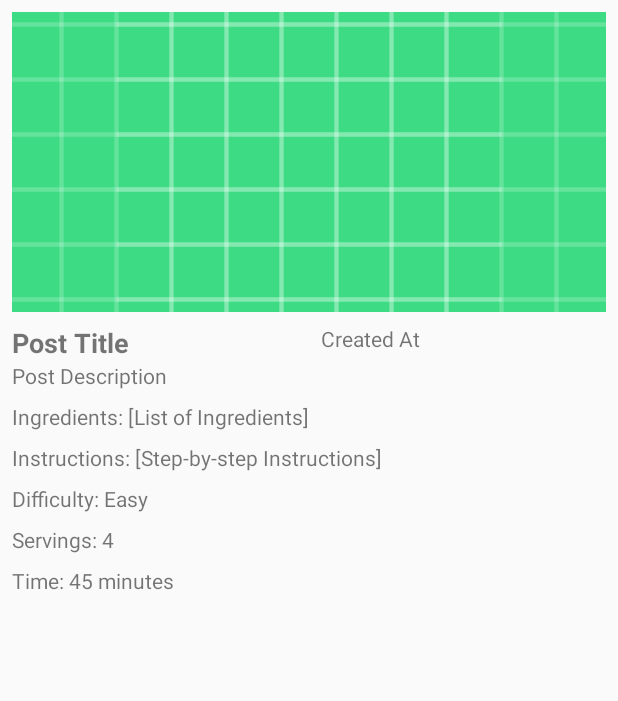
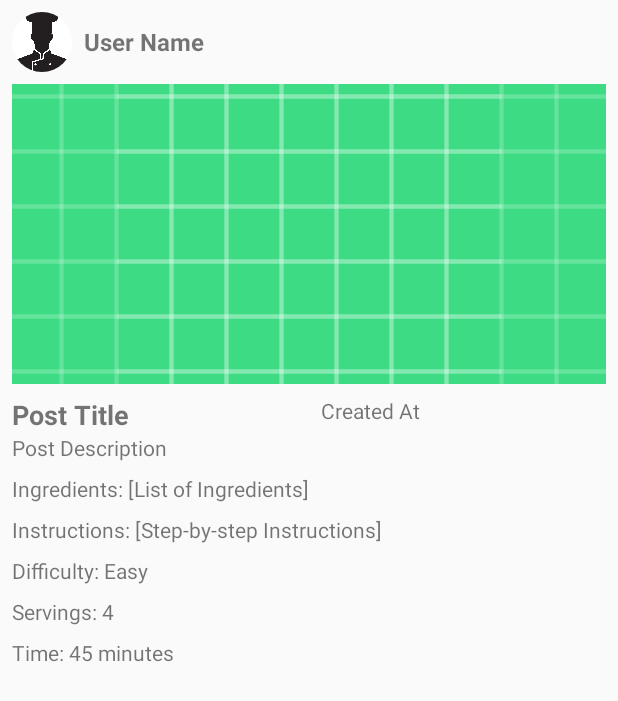
Before and after one commit to Nickes10/TheCookApp, an Android app: the layout item_post.xml on its own in the app's theme, with its tools: preview values and no code run, on a phone screen of 412 x 824 dp. Shown: the top 701 px of the screen. Run offline under Robolectric (Android 15) with nearby library versions, the phone set to English and light mode, and no system bars.

Commit message:
update showed post by following, add imageprofile and fullname

```diff
--- a/app/src/main/res/layout/item_post.xml
+++ b/app/src/main/res/layout/item_post.xml
@@ -5,6 +5,32 @@
     android:layout_height="wrap_content"
     android:orientation="vertical"
     android:padding="8dp">
+
+    <!-- User Info: Profile Image and Username -->
+    <LinearLayout
+        android:layout_width="match_parent"
+        android:layout_height="wrap_content"
+        android:orientation="horizontal"
+        android:paddingBottom="8dp"
+        android:gravity="center_vertical">
+
+        <!-- Profile Image -->
+        <de.hdodenhof.circleimageview.CircleImageView
+            android:id="@+id/profileImage"
+            android:layout_width="40dp"
+            android:layout_height="40dp"
+            android:layout_marginEnd="8dp"
+            android:src="@drawable/default_image_profile" />
+
+        <!-- Username -->
+        <TextView
+            android:id="@+id/postUserName"
+            android:layout_width="wrap_content"
+            android:layout_height="wrap_content"
+            android:text="User Name"
+            android:textSize="16sp"
+            android:textStyle="bold" />
+    </LinearLayout>
 
     <!-- Post Image -->
     <ImageView
@@ -98,6 +124,6 @@
         android:layout_height="wrap_content"
         android:text="Time: 45 minutes"
         android:textSize="14sp"
-        android:paddingBottom="8dp" />
+        android:paddingBottom="2dp" />
 
 </LinearLayout>
```
Also changed, not shown: app/src/main/java/com/example/thecookapp/Adapter/PostAdapter.kt (+50 -0 lines), app/src/main/java/com/example/thecookapp/ui/home/HomeFragment.kt (+56 -20 lines).
